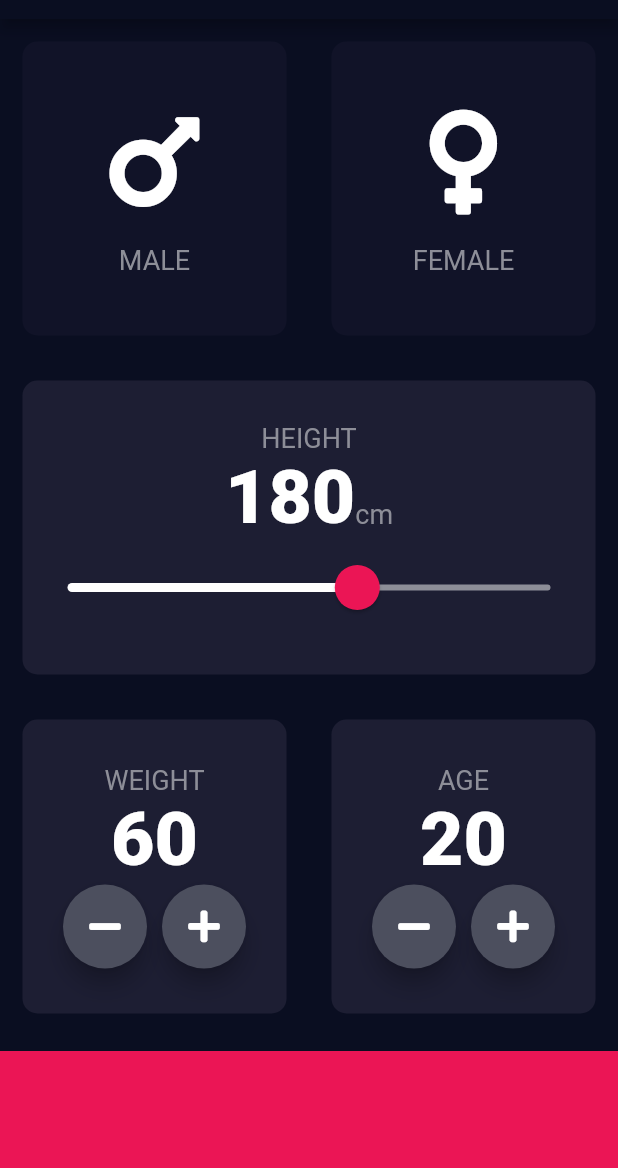
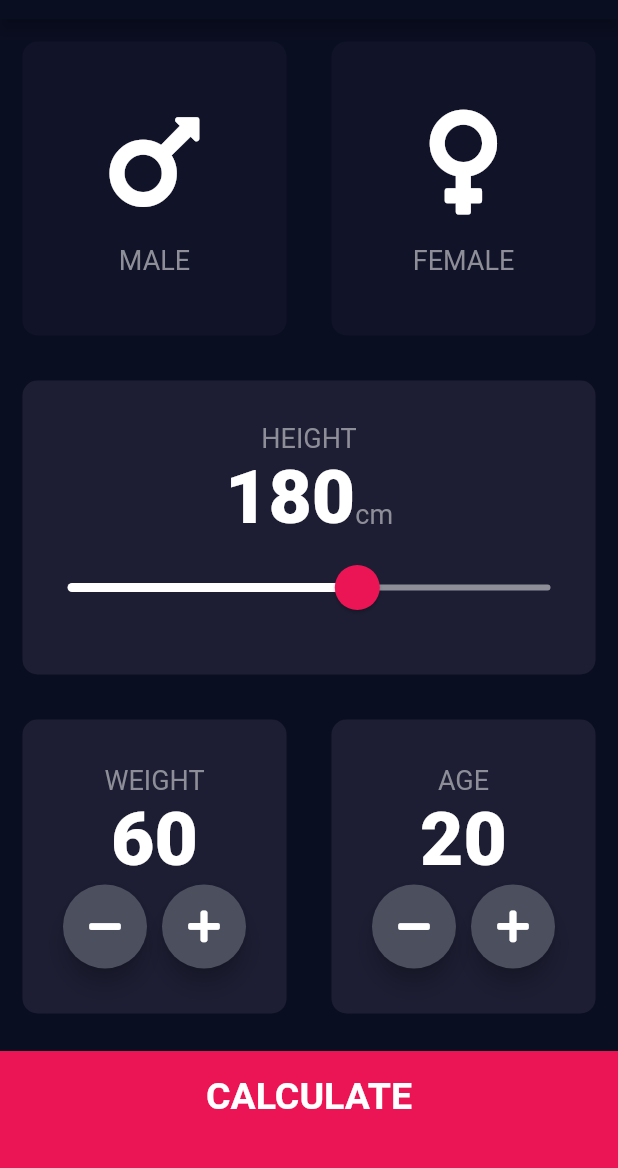
Before and after one commit to OdongoWaga/BMI-Calculator, a Flutter app: the screen it shows after launch, on a phone screen of 412 x 824 dp, the part 65-1233 px from its top. Run offline on Flutter 3.47's test engine with Material 2 defaults, Android fonts, the phone set to English and light mode, and no system bars; our stand-ins replace font_awesome_flutter.

```diff
--- a/lib/constants.dart
+++ b/lib/constants.dart
@@ -11,3 +11,7 @@ const kInactiveCardColour = Color(0xFF111328);
 const kBottomColor = Color(0xFFEB1555);
 
 const kNumberTextStyle = TextStyle(fontSize: 50, fontWeight: FontWeight.w900);
+const kLargeButtonTextStyle =
+    TextStyle(fontSize: 25.0, fontWeight: FontWeight.bold);
+const kTitleTextStyle = TextStyle(fontSize: 50.0, fontWeight: FontWeight.bold);
+const kTitleTextStyle = TextStyle(fontSize: 50.0, fontWeight: FontWeight.bold);
--- a/lib/input_page.dart
+++ b/lib/input_page.dart
@@ -4,6 +4,7 @@ import 'package:font_awesome_flutter/font_awesome_flutter.dart';
 import 'icon_content.dart';
 import 'reusable_card.dart';
 import 'constants.dart';
+import 'results_page.dart';
 
 enum Gender {
   male,
@@ -216,11 +217,22 @@ class _InputPageState extends State<InputPage> {
                 ),
               ],
             )),
-            Container(
-                color: kBottomColor,
-                margin: EdgeInsets.only(top: 10.0),
-                width: double.infinity,
-                height: kBottomContainerHeight)
+            GestureDetector(
+              onTap: () {
+                Navigator.push(
+                  context,
+                  MaterialPageRoute(builder: (context) => ResultsPage()),
+                );
+              },
+              child: Container(
+                  child: Center(
+                      child: Text('CALCULATE', style: kLargeButtonTextStyle)),
+                  color: kBottomColor,
+                  margin: EdgeInsets.only(top: 10.0),
+                  padding: EdgeInsets.only(bottom: 20),
+                  width: double.infinity,
+                  height: kBottomContainerHeight),
+            )
           ],
         ));
   }
```
Also changed, not shown: lib/results_page.dart (+33 -0 lines).
